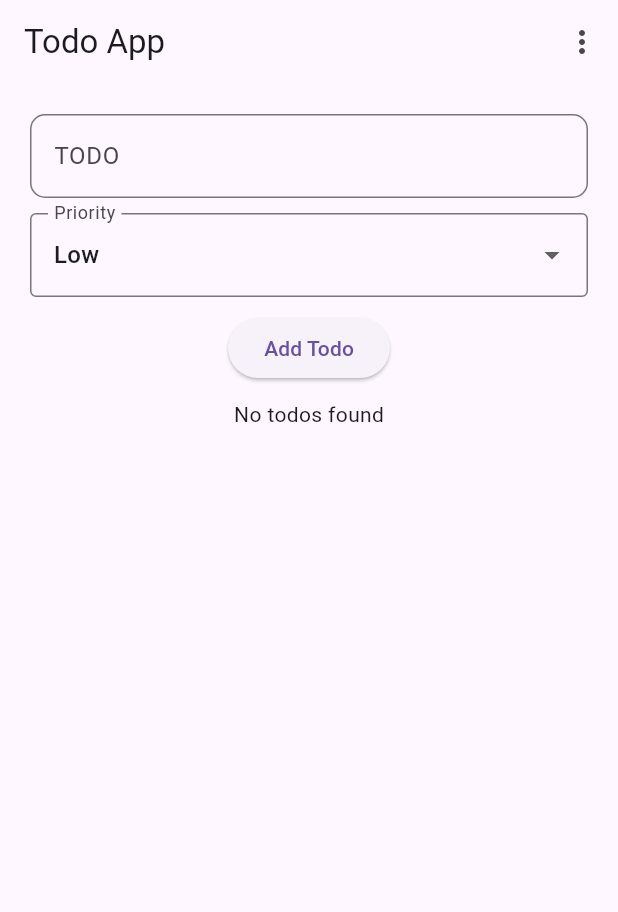
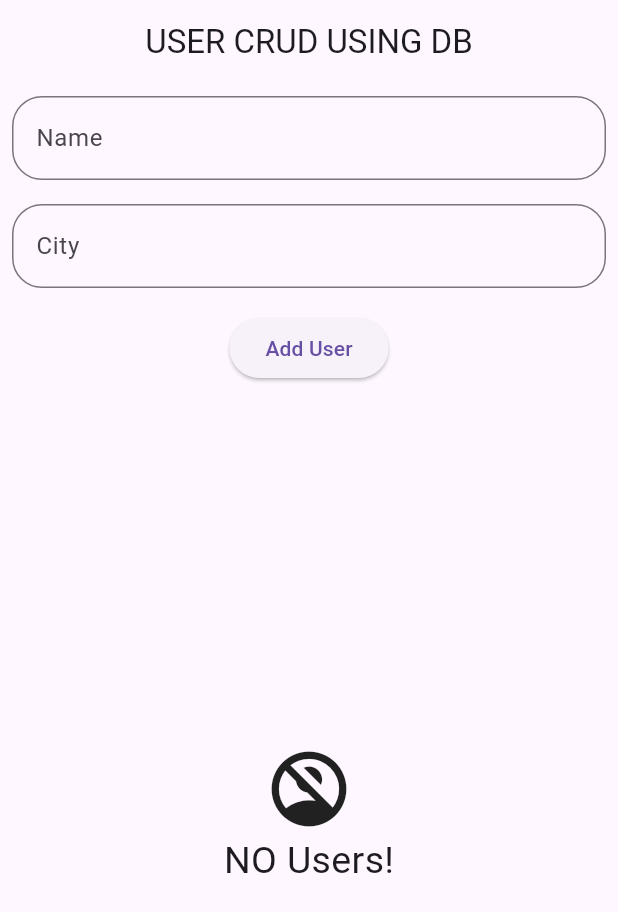
Before and after one commit to dhrruvchotai/Flutter_Lab, a Flutter app: the screen it shows after launch, on a phone screen of 412 x 824 dp. Shown: the top 912 px of the screen. Run offline on Flutter 3.47's test engine with Material 3 defaults, Android fonts, the phone set to English and light mode, and no system bars; our stand-ins replace sqflite; accounts and stored records are empty.

Commit message:
Made changes

```diff
--- /dev/null
+++ b/lib/CRUD_DB/DB.dart
@@ -0,0 +1,59 @@
+import 'package:sqflite/sqflite.dart';
+import 'package:path/path.dart';
+class MyDB{
+
+  late Database _db;
+  List<Map<String,dynamic>> UserList = [];
+
+  Future<void> initDatabase() async{
+    try {
+      _db = await openDatabase(
+        join(await getDatabasesPath(), 'UserDB.db'),
+        onCreate: (db, version) {
+          return db.execute(
+              'CREATE TABLE user(id INTEGER PRIMARY KEY AUTOINCREMENT, name TEXT, city TEXT)');
+        },
+        version: 1,
+      );
+    }
+    catch(e){
+      print("Error While Creating Database : $e");
+    }
+  }
+
+  Future<List<Map<String,dynamic>>> fetchData() async{
+    final List<Map<String,dynamic>> data = await _db.query('user');
+    return data;
+  }
+
+  Future<void> addUser(String name, String city) async{
+    try{
+      await _db.insert(
+        'user',
+        {'name' : name, 'city' : city},
+        conflictAlgorithm: ConflictAlgorithm.replace
+      );
+      fetchData();
+    }
+    catch(e){
+      print('Error in adding user : $e');
+    }
+  }
+
+  Future<void> deleteUser(int id) async{
+    await _db.delete(
+        'user',
+        where: 'id = ?',
+        whereArgs: [id],
+    );
+  }
+
+  Future<void> updateUser(int id, String name, String city) async{
+   await _db.update(
+     'user',
+     {'name' : name, 'city' : city},
+     where: 'id = ?',
+     whereArgs: [id]
+   );
+  }
+}
--- /dev/null
+++ b/lib/CRUD_DB/User_CRUD.dart
@@ -0,0 +1,130 @@
+import 'package:flutter/material.dart';
+import 'package:labs/CRUD_DB/DB.dart';
+
+class User_CRUD extends StatefulWidget {
+  const User_CRUD({super.key});
+
+  @override
+  State<User_CRUD> createState() => _User_CRUDState();
+}
+
+class _User_CRUDState extends State<User_CRUD> {
+
+  @override
+  void initState() {
+    super.initState();
+    initializeDB();
+  }
+
+  void initializeDB() async{
+    await mydatabase.initDatabase();
+    fetchDataFromDB();
+  }
+
+  void fetchDataFromDB() async {
+    List<Map<String, dynamic>> usersdata = await mydatabase.fetchData();
+    setState(() {
+      users = usersdata;
+    });
+    print('Fetched Users: $users');
+  }
+
+
+  MyDB mydatabase = MyDB();
+  List<Map<String,dynamic>> users = [];
+  TextEditingController Name = TextEditingController();
+  TextEditingController City = TextEditingController();
+  int? userId;
+  bool isUpdateUserActive = false;
+  @override
+  Widget build(BuildContext context) {
+    return Scaffold(
+      appBar: AppBar(title: Text("USER CRUD USING DB"),centerTitle: true,),
+      body: Column(
+        children: [
+          //Name Field
+          Padding(
+            padding: const EdgeInsets.all(8.0),
+            child: TextFormField(
+              controller: Name,
+              decoration: InputDecoration(
+                  border:OutlineInputBorder(borderRadius: BorderRadius.circular(20)),
+                  hintText: "Name",
+              ),
+            ),
+          ),
+          //City Field
+          Padding(
+            padding: const EdgeInsets.all(8.0),
+            child: TextFormField(
+              controller: City,
+              decoration: InputDecoration(
+                border:OutlineInputBorder(borderRadius: BorderRadius.circular(20)),
+                hintText: "City",
+              ),
+            ),
+          ),
+          Padding(
+            padding: const EdgeInsets.all(8.0),
+            child: ElevatedButton(onPressed: (){
+              if(isUpdateUserActive){
+                mydatabase.updateUser(userId!, Name.text, City.text);
+              }
+              else{
+                mydatabase.addUser(Name.text, City.text);
+              }
+              Name.clear();
+              City.clear();
+              fetchDataFromDB();
+              setState(() {
+
+              });
+            }, child: isUpdateUserActive ? Text('Update User') : Text('Add User'),),
+          ),
+          Expanded(
+            child: users.isEmpty
+              ? Expanded(
+                child: Center(
+                  child: Column(
+                    mainAxisAlignment: MainAxisAlignment.center,
+                      children: [
+                        Icon(Icons.no_accounts_rounded,size: 60,),
+                        Text("NO Users!",style: TextStyle(fontSize: 25),)
+                      ],
+                    ),
+                ),
+              )
+              : ListView.builder(itemCount: users.length,itemBuilder: (context, index) {
+              return Padding(
+                padding: const EdgeInsets.all(8.0),
+                child: ListTile(
+                  tileColor: Color(0XFF8ecae6),
+                  title: Text(users[index]['name'],),
+                  subtitle:Text(users[index]['city']),
+                  trailing: Row(
+                    mainAxisSize: MainAxisSize.min,
+                    children: [
+                      IconButton(onPressed: (){
+                        Name.text = users[index]['name'];
+                        City.text = users[index]['city'];
+                        fetchDataFromDB();
+                        setState(() {
+                          isUpdateUserActive = true;
+                          userId = users[index]['id'];
+                        });
+                      }, icon: Icon(Icons.edit_note,size: 30,)),
+                      IconButton(onPressed: () async{
+                        await mydatabase.deleteUser(users[index]['id']);
+                        fetchDataFromDB();
+                      }, icon: Icon(Icons.delete))
+                    ],
+                  ),
+                ),
+              );
+            },)
+          ),
+        ],
+      ),
+    );
+  }
+}
--- a/lib/main.dart
+++ b/lib/main.dart
@@ -1,22 +1,11 @@
 import 'package:flutter/material.dart';
-import 'package:labs/CRUDUsingList/myCRUD_Form.dart';
-import 'package:labs/Database/TodoLocalDB.dart';
-import 'package:labs/Form/userForm_Practice.dart';
-import 'package:labs/Lab13/BottomSheet.dart';
-import 'package:labs/Lab8/birthdayCardHomePage.dart';
-import 'package:labs/lab8/birthday.dart';
-import 'package:labs/lab8/showimage.dart';
-import 'package:labs/listView/listview3.dart';
+import 'package:labs/CRUD_DB/User_CRUD.dart';
 
-import 'CRUDUsingList/User.dart';
-import 'DrawerPractice/drawer1.dart';
-import 'Lab8/Splash.dart';
-import 'listView/listview2.dart';
 
 
 void  main(){
   runApp(MaterialApp(
-    home:MyDB(),
+    home:User_CRUD(),
     debugShowCheckedModeBanner: false,
   ));
 }
```
